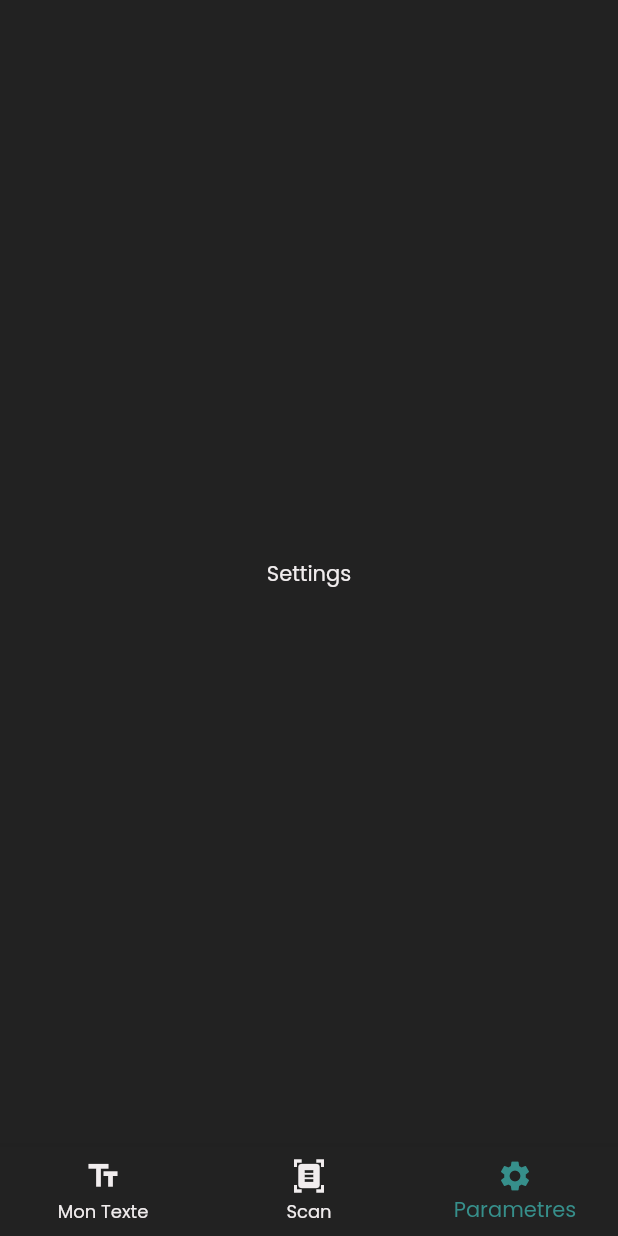
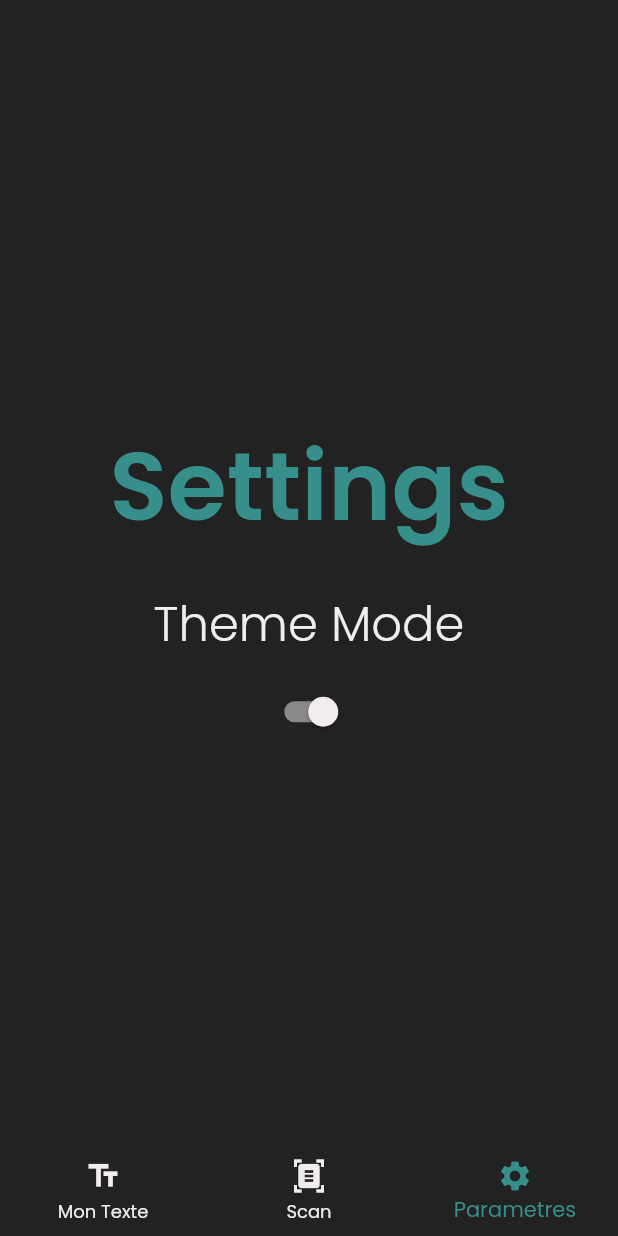
Before and after one commit to GuillianV/Fleme, a Flutter app: the screen it shows after launch, swiped to page 3, on a phone screen of 412 x 824 dp. Run offline on Flutter 3.47's test engine with Material 2 defaults, Android fonts, the phone set to English and light mode, and no system bars; our stand-ins replace camera, flutter_dotenv, fluttertoast, google_fonts, share_plus; missing offline and left inert: flutter_animated_dialog, google_mlkit_text_recognition.

Commit message:
final add theme and button for scan

```diff
--- a/lib/main.dart
+++ b/lib/main.dart
@@ -1,10 +1,10 @@
 import 'package:fleme/models/providers/picture_provider.dart';
 import 'package:fleme/models/providers/recognizer_provider.dart';
 import 'package:fleme/theme/theme.dart';
+import 'package:fleme/views/block_edit_view.dart';
+import 'package:fleme/views/filter_view.dart';
 import 'package:fleme/views/homepage_view.dart';
-import 'package:fleme/views/filter_view.dart';
 import 'package:fleme/views/recognized_view.dart';
-import 'package:fleme/views/text_block_edit_view.dart';
 import 'package:flutter/material.dart';
 import 'package:flutter/services.dart';
 import 'package:flutter_dotenv/flutter_dotenv.dart';
@@ -28,18 +28,35 @@ Future main() async {
   );
 }
 
-class MyApp extends StatelessWidget {
+class MyApp extends StatefulWidget {
   const MyApp({super.key});
 
-  // This widget is the root of your application.
+  @override
+  State<MyApp> createState() => _MyAppState();
+
+  static _MyAppState of(BuildContext context) =>
+      context.findAncestorStateOfType<_MyAppState>()!;
+}
+
+class _MyAppState extends State<MyApp> {
+  ThemeMode _themeMode = ThemeMode.dark;
+
+  void changeTheme(ThemeMode themeMode) {
+    setState(() {
+      _themeMode = themeMode;
+    });
+  }
+
+  ThemeMode getTheme() {
+    return _themeMode;
+  }
+
   @override
   Widget build(BuildContext context) {
-    ThemeMode themeMode = ThemeMode.dark;
-
     return MaterialApp(
       title: 'Fleme',
       debugShowCheckedModeBanner: false,
-      themeMode: themeMode,
+      themeMode: _themeMode,
       theme: theme(ThemeMode.light),
       darkTheme: theme(ThemeMode.dark),
       routes: {
--- a/lib/page/scan_page.dart
+++ b/lib/page/scan_page.dart
@@ -85,7 +85,7 @@ class _ScanPageState extends State<ScanPage> {
     final isLandscape = MediaQuery.of(context).orientation ==
         Orientation.landscape; // check if the orientation is landscape
 
-    ThemeData themeActual = Theme.of(context);
+    ThemeData theme = Theme.of(context);
 
     return FutureBuilder<bool>(
       future: cameraInitialized,
@@ -151,8 +151,7 @@ class _ScanPageState extends State<ScanPage> {
                         decoration: BoxDecoration(
                             shape: BoxShape.circle,
                             border: Border.all(
-                                color: themeActual.colorScheme.primary,
-                                width: 1.5)),
+                                color: theme.colorScheme.primary, width: 1.5)),
                       )),
                 if (isPicked)
                   Container(
@@ -171,7 +170,7 @@ class _ScanPageState extends State<ScanPage> {
                   child: MorphismButton(
                       icon: Icon(
                         Icons.camera_alt,
-                        color: themeActual.colorScheme.secondary,
+                        color: theme.colorScheme.secondary,
                         size: 30.0,
                         textDirection: TextDirection.ltr,
                         semanticLabel:
--- a/lib/page/settings_page.dart
+++ b/lib/page/settings_page.dart
@@ -1,3 +1,4 @@
+import 'package:fleme/main.dart';
 import 'package:flutter/material.dart';
 
 class SettingsPage extends StatefulWidget {
@@ -10,10 +11,51 @@ class SettingsPage extends StatefulWidget {
 }
 
 class _SettingsPageState extends State<SettingsPage> {
+  late ThemeMode themeMode;
+
   @override
   Widget build(BuildContext context) {
-    return const Center(
-      child: Text('Settings'),
+    ThemeData theme = Theme.of(context);
+    themeMode = MyApp.of(context).getTheme();
+
+    return Center(
+      child: Column(
+        crossAxisAlignment: CrossAxisAlignment.center,
+        mainAxisAlignment: MainAxisAlignment.center,
+        children: [
+          Container(
+            margin: EdgeInsetsGeometry.lerp(
+                const EdgeInsets.all(10), const EdgeInsets.all(10), 10),
+            child: Text(
+              'Settings',
+              style: theme.textTheme.headline2,
+            ),
+          ),
+          Container(
+            margin: EdgeInsetsGeometry.lerp(
+                const EdgeInsets.all(10), const EdgeInsets.all(10), 10),
+            child: Text(
+              'Theme Mode',
+              style: theme.textTheme.headline6,
+            ),
+          ),
+          Container(
+            child: Switch(
+              value: themeMode == ThemeMode.dark,
+              onChanged: ((value) {
+                setState(() {
+                  if (value) {
+                    themeMode = ThemeMode.dark;
+                  } else {
+                    themeMode = ThemeMode.light;
+                  }
+                  MyApp.of(context).changeTheme(themeMode);
+                });
+              }),
+            ),
+          ),
+        ],
+      ),
     );
   }
 }
--- a/lib/theme/theme.dart
+++ b/lib/theme/theme.dart
@@ -9,8 +9,6 @@ ThemeData theme(ThemeMode themeMode) {
   late ColorScheme colorScheme;
 
   String fontFamily = GoogleFonts.poppins().fontFamily ?? '';
-
-
 
   if (ThemeMode.light == themeMode) {
     primaryColor = const Color.fromARGB(255, 54, 143, 139);
@@ -31,7 +29,6 @@ ThemeData theme(ThemeMode themeMode) {
     colorScheme = ColorScheme.dark(
       primary: primaryColor,
       secondary: secondaryColor,
-
     );
   }
 
@@ -44,7 +41,6 @@ ThemeData theme(ThemeMode themeMode) {
     backgroundColor: backgroundColor,
     canvasColor: backgroundColor,
 
-
     textButtonTheme: TextButtonThemeData(
       style: TextButton.styleFrom(
         shape: RoundedRectangleBorder(
@@ -53,6 +49,7 @@ ThemeData theme(ThemeMode themeMode) {
       ),
     ),
 
+    errorColor: const Color.fromARGB(255, 255, 90, 81),
     textTheme: TextTheme(
       headline1: const TextStyle(
         fontSize: 72.0,
--- a/lib/views/text_block_edit_view.dart
+++ b/lib/views/block_edit_view.dart
@@ -21,6 +21,8 @@ class TextBlockEdit extends StatefulWidget {
 class _TextBlockEditState extends State<TextBlockEdit> {
   @override
   Widget build(BuildContext context) {
+    ThemeData theme = Theme.of(context);
+
     Recognizers recognizers = context.read<Recognizers>();
     Recognizer? recognizer = recognizers.getRecognizer(widget.recognizedId);
     Recognizerblock? textBlock =
@@ -54,13 +56,15 @@ class _TextBlockEditState extends State<TextBlockEdit> {
                     )
                   ]),
               Container(
-                margin: EdgeInsets.fromLTRB(width * 0.1, 0, width * 0.1, 0),
+                margin: EdgeInsets.fromLTRB(
+                    width * 0.1, height * 0.05, width * 0.1, 0),
                 padding: const EdgeInsets.all(4),
                 decoration: BoxDecoration(
                   boxShadow: box_shadow(context),
                   borderRadius: const BorderRadius.all(Radius.circular(5)),
-                  color: Colors.white70,
-                  border: Border.all(color: Colors.black, width: 1),
+                  color: theme.backgroundColor,
+                  border:
+                      Border.all(color: theme.colorScheme.primary, width: 1),
                 ),
                 child: TextField(
                   controller: txtController,
@@ -80,11 +84,15 @@ class _TextBlockEditState extends State<TextBlockEdit> {
         ),
       ),
       floatingActionButton: FloatingActionButton(
+        backgroundColor: theme.colorScheme.primary,
         onPressed: () async {
           await availableCameras().then((value) => Navigator.pop(context));
         },
         tooltip: 'Back',
-        child: const Icon(Icons.arrow_back),
+        child: Icon(
+          Icons.arrow_back,
+          color: theme.colorScheme.secondary,
+        ),
       ), // This trailing comma makes auto-formatting nicer for build methods.
     );
   }
--- a/lib/views/filter_view.dart
+++ b/lib/views/filter_view.dart
@@ -31,7 +31,7 @@ double aspectRationHeight = 1;
 class _ImageFilterState extends State<ImageFilter> {
   @override
   Widget build(BuildContext context) {
-    ThemeData themeActual = Theme.of(context);
+    ThemeData theme = Theme.of(context);
 
     final bool isLandscape =
         MediaQuery.of(context).orientation == Orientation.landscape;
@@ -117,14 +117,14 @@ class _ImageFilterState extends State<ImageFilter> {
               padding: const EdgeInsets.all(32.0),
               child: FloatingActionButton(
                   heroTag: "save",
-                  backgroundColor: themeActual.colorScheme.primary,
+                  backgroundColor: theme.colorScheme.primary,
                   onPressed: () {
                     Navigator.pushNamed(context, '/image_recognized',
                         arguments: widget.recognizedId);
                   },
                   child: Icon(
                     Icons.save,
-                    color: themeActual.colorScheme.secondary,
+                    color: theme.colorScheme.secondary,
                   )),
             ),
           ]),
--- a/lib/views/homepage_view.dart
+++ b/lib/views/homepage_view.dart
@@ -12,6 +12,10 @@ class MyHomePage extends StatefulWidget {
 
   @override
   State<MyHomePage> createState() => _MyHomePageState();
+
+  static _MyHomePageState of(BuildContext context) {
+    return context.findAncestorStateOfType<_MyHomePageState>()!;
+  }
 }
 
 class _MyHomePageState extends State<MyHomePage> {
@@ -32,17 +36,17 @@ class _MyHomePageState extends State<MyHomePage> {
 
   @override
   Widget build(BuildContext context) {
-    ThemeData themeActual = Theme.of(context);
+    ThemeData theme = Theme.of(context);
 
-    Brightness brightnessIcons = themeActual.brightness == Brightness.dark
+    Brightness brightnessIcons = theme.brightness == Brightness.dark
         ? Brightness.light
         : Brightness.dark;
 
     SystemChrome.setSystemUIOverlayStyle(SystemUiOverlayStyle(
-        statusBarColor: themeActual.backgroundColor,
+        statusBarColor: theme.backgroundColor,
         statusBarBrightness: brightnessIcons,
         statusBarIconBrightness: brightnessIcons,
-        systemNavigationBarColor: themeActual.backgroundColor,
+        systemNavigationBarColor: theme.backgroundColor,
         systemNavigationBarIconBrightness: brightnessIcons));
 
     if (_pageController == null) exit(1);
@@ -61,7 +65,7 @@ class _MyHomePageState extends State<MyHomePage> {
         currentIndex: _selectedIndex,
         selectedItemColor: Theme.of(context).colorScheme.primary,
         unselectedItemColor: Theme.of(context).colorScheme.secondary,
-        onTap: _onItemTapped,
+        onTap: onItemTapped,
         items: const <BottomNavigationBarItem>[
           BottomNavigationBarItem(
               label: 'Mon Texte', icon: Icon(Icons.text_fields)),
@@ -75,7 +79,7 @@ class _MyHomePageState extends State<MyHomePage> {
     );
   }
 
-  void _onItemTapped(int index) {
+  void onItemTapped(int index) {
     setState(() {
       _pageController.animateToPage(index,
           duration: const Duration(milliseconds: 500), curve: Curves.easeOut);
--- a/lib/views/recognized_view.dart
+++ b/lib/views/recognized_view.dart
@@ -29,7 +29,7 @@ class _ImageRecognizedState extends State<ImageRecognized> {
 
   @override
   Widget build(BuildContext context) {
-    ThemeData themeActual = Theme.of(context);
+    ThemeData theme = Theme.of(context);
 
     String description = '';
     TextEditingController controller = TextEditingController();
@@ -91,8 +91,8 @@ class _ImageRecognizedState extends State<ImageRecognized> {
                 // recognzers.removeRecognizerById(widget.recognizedId);
                 Navigator.pushNamed(context, "/");
               },
-              backgroundColor: themeActual.colorScheme.primary,
-              child: Icon(Icons.home, color: themeActual.colorScheme.secondary),
+              backgroundColor: theme.colorScheme.primary,
+              child: Icon(Icons.home, color: theme.colorScheme.secondary),
             ),
             FloatingActionButton(
               heroTag: "delete_image_r",
@@ -109,7 +109,7 @@ class _ImageRecognizedState extends State<ImageRecognized> {
             ),
             FloatingActionButton(
                 heroTag: "link",
-                backgroundColor: themeActual.colorScheme.primary,
+                backgroundColor: theme.colorScheme.primary,
                 onPressed: () async {
                   bool connected = false;
                   final result = await InternetAddress.lookup("google.com");
@@ -186,11 +186,11 @@ class _ImageRecognizedState extends State<ImageRecognized> {
                 },
                 child: Icon(
                   Icons.link,
-                  color: themeActual.colorScheme.secondary,
+                  color: theme.colorScheme.secondary,
                 )),
             FloatingActionButton(
                 heroTag: "share",
-                backgroundColor: themeActual.colorScheme.primary,
+                backgroundColor: theme.colorScheme.primary,
                 onPressed: () async {
                   Recognizers recognzers = context.read<Recognizers>();
                   Recognizer? recognizer =
@@ -203,8 +203,7 @@ class _ImageRecognizedState extends State<ImageRecognized> {
                   });
                   await Share.share(text);
                 },
-                child: Icon(Icons.share,
-                    color: themeActual.colorScheme.secondary)),
+                child: Icon(Icons.share, color: theme.colorScheme.secondary)),
           ]), // This trailing comma makes auto-formatting nicer for build methods.
     );
   }
--- a/lib/widgets/morphism_button.dart
+++ b/lib/widgets/morphism_button.dart
@@ -27,7 +27,7 @@ class _MorphismButtonState extends State<MorphismButton> {
 
   @override
   Widget build(BuildContext context) {
-    ThemeData themeActual = Theme.of(context);
+    ThemeData theme = Theme.of(context);
 
     return GestureDetector(
       onTap: () => {
@@ -41,11 +41,11 @@ class _MorphismButtonState extends State<MorphismButton> {
         height: widget.height ?? 50,
         decoration: !_isPressed
             ? BoxDecoration(
-                color: themeActual.colorScheme.primary,
+                color: theme.colorScheme.primary,
                 borderRadius: BorderRadius.circular(5),
                 boxShadow: box_shadow(context))
             : BoxDecoration(
-                color: themeActual.colorScheme.primary.withOpacity(0.8),
+                color: theme.colorScheme.primary.withOpacity(0.8),
                 borderRadius: BorderRadius.circular(5),
                 boxShadow: box_shadow(context)),
         child: Center(
@@ -55,7 +55,7 @@ class _MorphismButtonState extends State<MorphismButton> {
                     padding: const EdgeInsets.all(16.0),
                     child: Text(widget.textValue,
                         textAlign: TextAlign.center,
-                        style: themeActual.textTheme.headline5),
+                        style: theme.textTheme.headline5),
                   )),
       ),
     );
--- a/lib/widgets/saved_block.dart
+++ b/lib/widgets/saved_block.dart
@@ -26,7 +26,7 @@ class _SavedBlockItemState extends State<SavedBlockItem> {
 
   @override
   Widget build(BuildContext context) {
-    ThemeData themeActual = Theme.of(context);
+    ThemeData theme = Theme.of(context);
 
     return GestureDetector(
       onTap: () {
@@ -41,10 +41,14 @@ class _SavedBlockItemState extends State<SavedBlockItem> {
         margin: const EdgeInsets.all(5.0),
         decoration: BoxDecoration(
           color: !isTaped
-              ? themeActual.colorScheme.background
-              : themeActual.colorScheme.background.withOpacity(0.8),
+              ? theme.backgroundColor
+              : theme.backgroundColor.withOpacity(0.8),
           borderRadius: BorderRadius.circular(5),
           boxShadow: box_shadow(context),
+          border: Border.all(
+            color: theme.primaryColor,
+            width: 1,
+          ),
         ),
         child: Column(children: [
           Text(widget.text),
@@ -83,10 +87,10 @@ class _SavedBlockItemState extends State<SavedBlockItem> {
                         width: 50,
                         height: 50,
                         decoration: BoxDecoration(
-                            color: const Color.fromARGB(255, 255, 126, 117),
+                            color: theme.errorColor,
                             boxShadow: box_shadow(context),
                             borderRadius: BorderRadius.circular(15)),
-                        child: const Icon(Icons.delete),
+                        child: Icon(Icons.delete, color: theme.backgroundColor),
                       ),
                     ),
                   ),
@@ -106,10 +110,13 @@ class _SavedBlockItemState extends State<SavedBlockItem> {
                         width: 50,
                         height: 50,
                         decoration: BoxDecoration(
-                            color: const Color.fromARGB(255, 129, 175, 255),
+                            color: theme.colorScheme.primary,
                             boxShadow: box_shadow(context),
                             borderRadius: BorderRadius.circular(15)),
-                        child: const Icon(Icons.mode_edit, color: Colors.white),
+                        child: Icon(
+                          Icons.mode_edit,
+                          color: theme.colorScheme.secondary,
+                        ),
                       ),
                     ),
                   )
```
Also changed, not shown: lib/widgets/list_widget.dart (+21 -1 lines).
